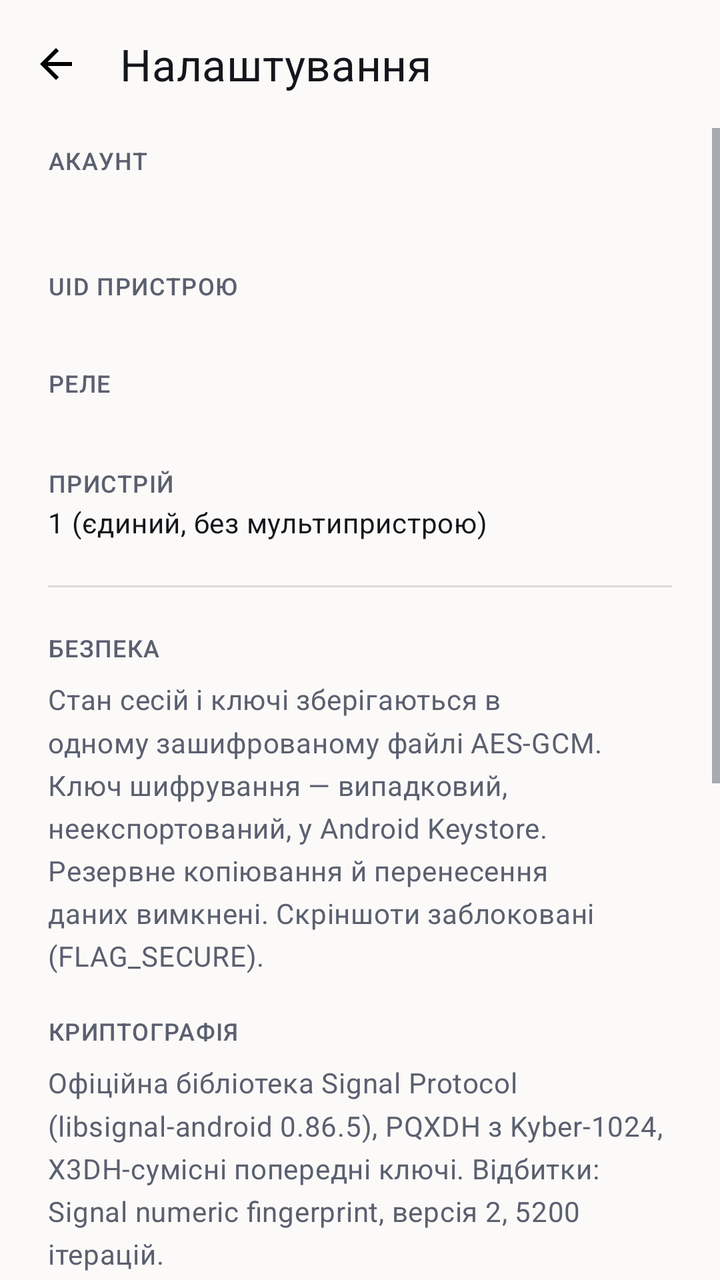
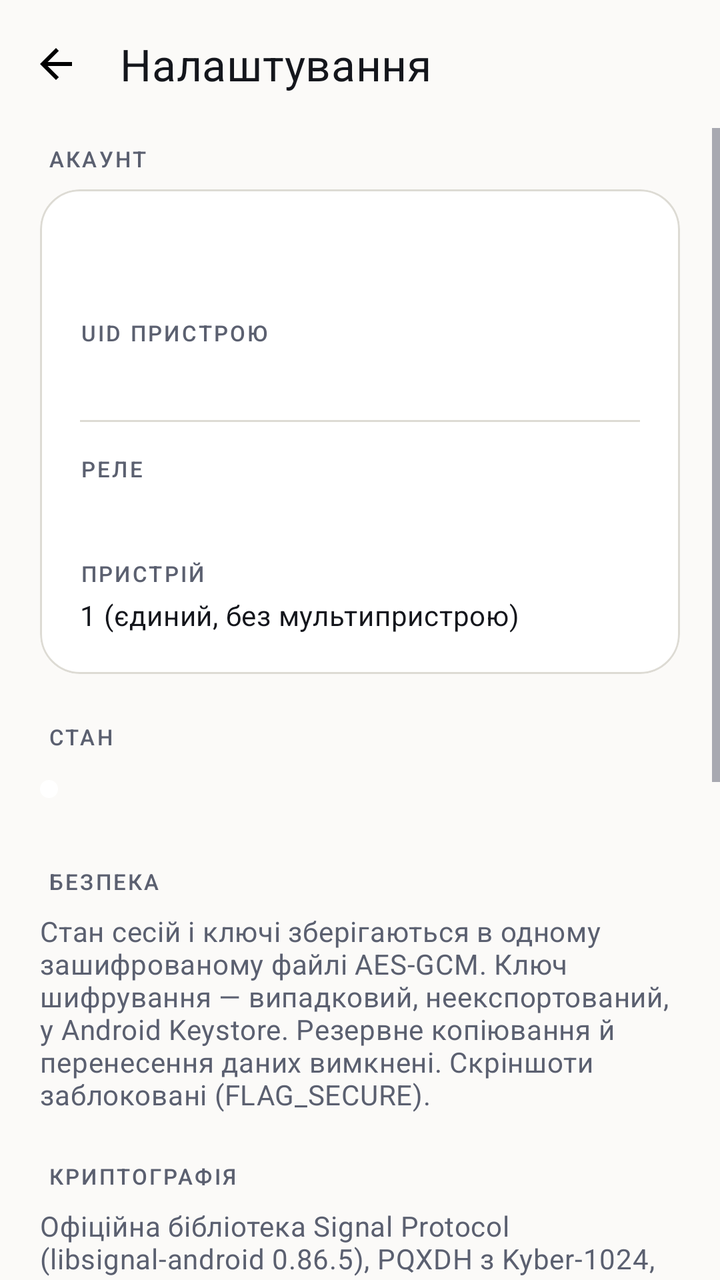

An Android layout rendered at two revisions. The XML below is the earlier revision; the diff shows what the commit changed to produce the second picture.
<!-- AndroidManifest.xml: application theme Theme.Veil -->
<!-- res/layout/activity_settings.xml -->
<?xml version="1.0" encoding="utf-8"?>
<LinearLayout xmlns:android="http://schemas.android.com/apk/res/android"
    xmlns:app="http://schemas.android.com/apk/res-auto"
    android:layout_width="match_parent"
    android:layout_height="match_parent"
    android:background="?android:colorBackground"
    android:orientation="vertical">

    <com.google.android.material.appbar.MaterialToolbar
        android:id="@+id/toolbar"
        android:layout_width="match_parent"
        android:layout_height="?attr/actionBarSize"
        android:background="?android:colorBackground"
        app:navigationIcon="@drawable/ic_back"
        app:title="@string/settings_title"
        app:titleTextColor="?attr/colorOnSurface" />

    <ScrollView
        android:layout_width="match_parent"
        android:layout_height="match_parent"
        android:fillViewport="true">

        <LinearLayout
            android:layout_width="match_parent"
            android:layout_height="wrap_content"
            android:orientation="vertical"
            android:paddingHorizontal="24dp"
            android:paddingTop="8dp"
            android:paddingBottom="40dp">

            <TextView
                android:layout_width="match_parent"
                android:layout_height="wrap_content"
                android:text="@string/settings_account"
                android:textAppearance="@style/TextAppearance.Veil.Label" />

            <TextView
                android:id="@+id/accountHandle"
                android:layout_width="match_parent"
                android:layout_height="wrap_content"
                android:layout_marginTop="8dp"
                android:textAppearance="@style/TextAppearance.Veil.Body"
                android:textSize="18sp"
                android:textStyle="bold" />

            <TextView
                android:layout_width="match_parent"
                android:layout_height="wrap_content"
                android:layout_marginTop="14dp"
                android:text="@string/settings_uid"
                android:textAppearance="@style/TextAppearance.Veil.Label" />

            <TextView
                android:id="@+id/accountUid"
                android:layout_width="match_parent"
                android:layout_height="wrap_content"
                android:layout_marginTop="2dp"
                android:fontFamily="monospace"
                android:textAppearance="@style/TextAppearance.Veil.Body"
                android:textIsSelectable="true"
                android:textSize="12sp" />

            <TextView
                android:layout_width="match_parent"
                android:layout_height="wrap_content"
                android:layout_marginTop="14dp"
                android:text="@string/settings_server"
                android:textAppearance="@style/TextAppearance.Veil.Label" />

            <TextView
                android:id="@+id/accountServer"
                android:layout_width="match_parent"
                android:layout_height="wrap_content"
                android:layout_marginTop="2dp"
                android:textAppearance="@style/TextAppearance.Veil.Body"
                android:textIsSelectable="true"
                android:textSize="13sp" />

            <TextView
                android:layout_width="match_parent"
                android:layout_height="wrap_content"
                android:layout_marginTop="14dp"
                android:text="@string/settings_device"
                android:textAppearance="@style/TextAppearance.Veil.Label" />

            <TextView
                android:layout_width="match_parent"
                android:layout_height="wrap_content"
                android:layout_marginTop="2dp"
                android:text="@string/settings_device_value"
                android:textAppearance="@style/TextAppearance.Veil.Body" />

            <View
                android:layout_width="match_parent"
                android:layout_height="1dp"
                android:layout_marginVertical="22dp"
                android:background="?attr/colorOutline" />

            <TextView
                android:layout_width="match_parent"
                android:layout_height="wrap_content"
                android:text="@string/settings_security"
                android:textAppearance="@style/TextAppearance.Veil.Label" />

            <TextView
                android:layout_width="match_parent"
                android:layout_height="wrap_content"
                android:layout_marginTop="8dp"
                android:lineSpacingMultiplier="1.3"
                android:text="@string/settings_security_body"
                android:textAppearance="@style/TextAppearance.Veil.Body"
                android:textColor="?attr/colorOnSurfaceVariant" />

            <TextView
                android:layout_width="match_parent"
                android:layout_height="wrap_content"
                android:layout_marginTop="20dp"
                android:text="@string/settings_crypto"
                android:textAppearance="@style/TextAppearance.Veil.Label" />

            <TextView
                android:layout_width="match_parent"
                android:layout_height="wrap_content"
                android:layout_marginTop="8dp"
                android:lineSpacingMultiplier="1.3"
                android:text="@string/settings_crypto_body"
                android:textAppearance="@style/TextAppearance.Veil.Body"
                android:textColor="?attr/colorOnSurfaceVariant" />

            <View
                android:layout_width="match_parent"
                android:layout_height="1dp"
                android:layout_marginVertical="22dp"
                android:background="?attr/colorOutline" />

            <TextView
                android:layout_width="match_parent"
                android:layout_height="wrap_content"
                android:text="@string/settings_limits"
                android:textAppearance="@style/TextAppearance.Veil.Label" />

            <TextView
                android:layout_width="match_parent"
                android:layout_height="wrap_content"
                android:layout_marginTop="8dp"
                android:lineSpacingMultiplier="1.35"
                android:text="@string/settings_limits_body"
                android:textAppearance="@style/TextAppearance.Veil.Body"
                android:textColor="?attr/colorOnSurfaceVariant" />

            <TextView
                android:layout_width="match_parent"
                android:layout_height="wrap_content"
                android:layout_marginTop="22dp"
                android:text="@string/settings_status"
                android:textAppearance="@style/TextAppearance.Veil.Label" />

            <TextView
                android:id="@+id/statusValue"
                android:layout_width="match_parent"
                android:layout_height="wrap_content"
                android:layout_marginTop="2dp"
                android:textAppearance="@style/TextAppearance.Veil.Body" />

            <TextView
                android:id="@+id/versionValue"
                android:layout_width="match_parent"
                android:layout_height="wrap_content"
                android:layout_marginTop="16dp"
                android:textAppearance="@style/TextAppearance.Veil.Body"
                android:textColor="?attr/colorOnSurfaceVariant"
                android:textSize="12sp" />
        </LinearLayout>
    </ScrollView>
</LinearLayout>
<!-- resources referenced by this layout -->
<resources>
  <style name="TextAppearance.Veil.Body" parent="TextAppearance.Material3.BodyMedium">
          <item name="android:lineSpacingMultiplier">1.2</item>
      </style>
  <style name="TextAppearance.Veil.Label" parent="TextAppearance.Material3.LabelMedium">
          <item name="android:letterSpacing">0.04</item>
          <item name="android:textAllCaps">true</item>
          <item name="android:textColor">@color/veil_text_muted</item>
      </style>
  <style name="Theme.Veil" parent="Theme.Material3.DayNight.NoActionBar">
          <item name="colorPrimary">@color/veil_primary</item>
          <item name="colorOnPrimary">@color/veil_on_primary</item>
          <item name="colorPrimaryContainer">@color/veil_primary_container</item>
          <item name="colorOnPrimaryContainer">@color/veil_on_primary_container</item>
          <item name="colorSecondary">@color/veil_accent</item>
          <item name="colorError">@color/veil_danger</item>
          <item name="android:colorBackground">@color/veil_bg</item>
          <item name="colorSurface">@color/veil_surface</item>
          <item name="colorSurfaceVariant">@color/veil_surface_alt</item>
          <item name="colorOnSurface">@color/veil_text</item>
          <item name="colorOnSurfaceVariant">@color/veil_text_muted</item>
          <item name="colorOutline">@color/veil_outline</item>
          <item name="android:windowBackground">@color/veil_bg</item>
          <item name="android:statusBarColor">@color/veil_bg</item>
          <item name="android:navigationBarColor">@color/veil_bg</item>
          <item name="android:windowLightStatusBar" tools:targetApi="m">true</item>
          <item name="android:windowLightNavigationBar" tools:targetApi="o_mr1">true</item>
          <item name="android:textColorPrimary">@color/veil_text</item>
          <item name="android:textColorSecondary">@color/veil_text_muted</item>
          <item name="materialButtonStyle">@style/Widget.Veil.Button</item>
          <item name="materialCardViewStyle">@style/Widget.Veil.Card</item>
          <item name="toolbarStyle">@style/Widget.Veil.Toolbar</item>
      </style>
  <style name="Widget.Veil.Button" parent="Widget.Material3.Button">
          <item name="cornerRadius">14dp</item>
          <item name="android:minHeight">52dp</item>
          <item name="android:textAllCaps">false</item>
      </style>
  <style name="Widget.Veil.Card" parent="Widget.Material3.CardView.Outlined">
          <item name="cardCornerRadius">18dp</item>
          <item name="cardElevation">0dp</item>
          <item name="strokeColor">@color/veil_outline</item>
      </style>
  <style name="Widget.Veil.Toolbar" parent="Widget.Material3.Toolbar">
          <item name="android:background">@color/veil_bg</item>
          <item name="titleTextColor">@color/veil_text</item>
          <item name="subtitleTextColor">@color/veil_text_muted</item>
          <item name="titleTextAppearance">@style/TextAppearance.Veil.ToolbarTitle</item>
      </style>
  <style name="TextAppearance.Veil.ToolbarTitle" parent="TextAppearance.Material3.TitleLarge">
          <item name="android:fontFamily">sans-serif-medium</item>
          <item name="android:letterSpacing">0.01</item>
      </style>
  <!-- unchanged entries left out for length: 26 -->
</resources>

<!-- the commit's change to res/layout/activity_settings.xml (unified diff, before → after) -->
@@ -9,96 +9,144 @@
     <com.google.android.material.appbar.MaterialToolbar
         android:id="@+id/toolbar"
         android:layout_width="match_parent"
-        android:layout_height="?attr/actionBarSize"
+        android:layout_height="wrap_content"
         android:background="?android:colorBackground"
+        android:minHeight="?attr/actionBarSize"
         app:navigationIcon="@drawable/ic_back"
         app:title="@string/settings_title"
         app:titleTextColor="?attr/colorOnSurface" />
 
     <ScrollView
+        android:id="@+id/scroll"
         android:layout_width="match_parent"
-        android:layout_height="match_parent"
+        android:layout_height="0dp"
+        android:layout_weight="1"
+        android:clipToPadding="false"
         android:fillViewport="true">
 
         <LinearLayout
             android:layout_width="match_parent"
             android:layout_height="wrap_content"
             android:orientation="vertical"
-            android:paddingHorizontal="24dp"
+            android:paddingStart="@dimen/screen_gutter"
             android:paddingTop="8dp"
-            android:paddingBottom="40dp">
-
-            <TextView
-                android:layout_width="match_parent"
-                android:layout_height="wrap_content"
+            android:paddingEnd="@dimen/screen_gutter"
+            android:paddingBottom="32dp">
+
+            <TextView
+                android:layout_width="match_parent"
+                android:layout_height="wrap_content"
+                android:layout_marginStart="4dp"
                 android:text="@string/settings_account"
                 android:textAppearance="@style/TextAppearance.Veil.Label" />
 
-            <TextView
-                android:id="@+id/accountHandle"
+            <com.google.android.material.card.MaterialCardView
+                style="@style/Widget.Veil.Card"
+                android:layout_width="match_parent"
+                android:layout_height="wrap_content"
+                android:layout_marginTop="8dp">
+
+                <LinearLayout
+                    android:layout_width="match_parent"
+                    android:layout_height="wrap_content"
+                    android:orientation="vertical"
+                    android:padding="@dimen/card_padding">
+
+                    <TextView
+                        android:id="@+id/accountHandle"
+                        android:layout_width="match_parent"
+                        android:layout_height="wrap_content"
+                        android:textAppearance="@style/TextAppearance.Veil.Headline" />
+
+                    <TextView
+                        android:layout_width="match_parent"
+                        android:layout_height="wrap_content"
+                        android:layout_marginTop="16dp"
+                        android:text="@string/settings_uid"
+                        android:textAppearance="@style/TextAppearance.Veil.Label" />
+
+                    <TextView
+                        android:id="@+id/accountUid"
+                        android:layout_width="match_parent"
+                        android:layout_height="wrap_content"
+                        android:layout_marginTop="4dp"
+                        android:textAppearance="@style/TextAppearance.Veil.Mono"
+                        android:textIsSelectable="true" />
+
+                    <View
+                        android:layout_width="match_parent"
+                        android:layout_height="1dp"
+                        android:layout_marginTop="16dp"
+                        android:background="?attr/colorOutline" />
+
+                    <TextView
+                        android:layout_width="match_parent"
+                        android:layout_height="wrap_content"
+                        android:layout_marginTop="16dp"
+                        android:text="@string/settings_server"
+                        android:textAppearance="@style/TextAppearance.Veil.Label" />
+
+                    <TextView
+                        android:id="@+id/accountServer"
+                        android:layout_width="match_parent"
+                        android:layout_height="wrap_content"
+                        android:layout_marginTop="4dp"
+                        android:textAppearance="@style/TextAppearance.Veil.Caption"
+                        android:textColor="?attr/colorOnSurface"
+                        android:textIsSelectable="true"
+                        android:textSize="13sp" />
+
+                    <TextView
+                        android:layout_width="match_parent"
+                        android:layout_height="wrap_content"
+                        android:layout_marginTop="16dp"
+                        android:text="@string/settings_device"
+                        android:textAppearance="@style/TextAppearance.Veil.Label" />
+
+                    <TextView
+                        android:layout_width="match_parent"
+                        android:layout_height="wrap_content"
+                        android:layout_marginTop="4dp"
+                        android:text="@string/settings_device_value"
+                        android:textAppearance="@style/TextAppearance.Veil.Body" />
+                </LinearLayout>
+            </com.google.android.material.card.MaterialCardView>
+
+            <TextView
+                android:layout_width="match_parent"
+                android:layout_height="wrap_content"
+                android:layout_marginTop="24dp"
+                android:layout_marginStart="4dp"
+                android:text="@string/settings_status"
+                android:textAppearance="@style/TextAppearance.Veil.Label" />
+
+            <LinearLayout
                 android:layout_width="match_parent"
                 android:layout_height="wrap_content"
                 android:layout_marginTop="8dp"
-                android:textAppearance="@style/TextAppearance.Veil.Body"
-                android:textSize="18sp"
-                android:textStyle="bold" />
-
-            <TextView
-                android:layout_width="match_parent"
-                android:layout_height="wrap_content"
-                android:layout_marginTop="14dp"
-                android:text="@string/settings_uid"
-                android:textAppearance="@style/TextAppearance.Veil.Label" />
-
-            <TextView
-                android:id="@+id/accountUid"
-                android:layout_width="match_parent"
-                android:layout_height="wrap_content"
-                android:layout_marginTop="2dp"
-                android:fontFamily="monospace"
-                android:textAppearance="@style/TextAppearance.Veil.Body"
-                android:textIsSelectable="true"
-                android:textSize="12sp" />
-
-            <TextView
-                android:layout_width="match_parent"
-                android:layout_height="wrap_content"
-                android:layout_marginTop="14dp"
-                android:text="@string/settings_server"
-                android:textAppearance="@style/TextAppearance.Veil.Label" />
-
-            <TextView
-                android:id="@+id/accountServer"
-                android:layout_width="match_parent"
-                android:layout_height="wrap_content"
-                android:layout_marginTop="2dp"
-                android:textAppearance="@style/TextAppearance.Veil.Body"
-                android:textIsSelectable="true"
-                android:textSize="13sp" />
-
-            <TextView
-                android:layout_width="match_parent"
-                android:layout_height="wrap_content"
-                android:layout_marginTop="14dp"
-                android:text="@string/settings_device"
-                android:textAppearance="@style/TextAppearance.Veil.Label" />
-
-            <TextView
-                android:layout_width="match_parent"
-                android:layout_height="wrap_content"
-                android:layout_marginTop="2dp"
-                android:text="@string/settings_device_value"
-                android:textAppearance="@style/TextAppearance.Veil.Body" />
-
-            <View
-                android:layout_width="match_parent"
-                android:layout_height="1dp"
-                android:layout_marginVertical="22dp"
-                android:background="?attr/colorOutline" />
-
-            <TextView
-                android:layout_width="match_parent"
-                android:layout_height="wrap_content"
+                android:gravity="center_vertical"
+                android:orientation="horizontal">
+
+                <View
+                    android:id="@+id/statusDot"
+                    android:layout_width="9dp"
+                    android:layout_height="9dp"
+                    android:background="@drawable/bg_dot" />
+
+                <TextView
+                    android:id="@+id/statusValue"
+                    android:layout_width="0dp"
+                    android:layout_height="wrap_content"
+                    android:layout_marginStart="10dp"
+                    android:layout_weight="1"
+                    android:textAppearance="@style/TextAppearance.Veil.Title" />
+            </LinearLayout>
+
+            <TextView
+                android:layout_width="match_parent"
+                android:layout_height="wrap_content"
+                android:layout_marginTop="28dp"
+                android:layout_marginStart="4dp"
                 android:text="@string/settings_security"
                 android:textAppearance="@style/TextAppearance.Veil.Label" />
 
@@ -106,7 +154,6 @@
                 android:layout_width="match_parent"
                 android:layout_height="wrap_content"
                 android:layout_marginTop="8dp"
-                android:lineSpacingMultiplier="1.3"
                 android:text="@string/settings_security_body"
                 android:textAppearance="@style/TextAppearance.Veil.Body"
                 android:textColor="?attr/colorOnSurfaceVariant" />
@@ -114,7 +161,8 @@
             <TextView
                 android:layout_width="match_parent"
                 android:layout_height="wrap_content"
-                android:layout_marginTop="20dp"
+                android:layout_marginTop="24dp"
+                android:layout_marginStart="4dp"
                 android:text="@string/settings_crypto"
                 android:textAppearance="@style/TextAppearance.Veil.Label" />
 
@@ -122,54 +170,52 @@
                 android:layout_width="match_parent"
                 android:layout_height="wrap_content"
                 android:layout_marginTop="8dp"
-                android:lineSpacingMultiplier="1.3"
                 android:text="@string/settings_crypto_body"
                 android:textAppearance="@style/TextAppearance.Veil.Body"
                 android:textColor="?attr/colorOnSurfaceVariant" />
 
+            <com.google.android.material.card.MaterialCardView
+                style="@style/Widget.Veil.Card.Muted"
+                android:layout_width="match_parent"
+                android:layout_height="wrap_content"
+                android:layout_marginTop="28dp">
+
+                <LinearLayout
+                    android:layout_width="match_parent"
+                    android:layout_height="wrap_content"
+                    android:orientation="vertical"
+                    android:padding="@dimen/card_padding">
+
+                    <TextView
+                        android:layout_width="match_parent"
+                        android:layout_height="wrap_content"
+                        android:text="@string/settings_limits"
+                        android:textAppearance="@style/TextAppearance.Veil.Label" />
+
+                    <TextView
+                        android:layout_width="match_parent"
+                        android:layout_height="wrap_content"
+                        android:layout_marginTop="8dp"
+                        android:text="@string/settings_limits_body"
+                        android:textAppearance="@style/TextAppearance.Veil.Body"
+                        android:textColor="?attr/colorOnSurfaceVariant" />
+                </LinearLayout>
+            </com.google.android.material.card.MaterialCardView>
+
             <View
                 android:layout_width="match_parent"
                 android:layout_height="1dp"
-                android:layout_marginVertical="22dp"
+                android:layout_marginTop="28dp"
                 android:background="?attr/colorOutline" />
 
             <TextView
-                android:layout_width="match_parent"
-                android:layout_height="wrap_content"
-                android:text="@string/settings_limits"
-                android:textAppearance="@style/TextAppearance.Veil.Label" />
-
-            <TextView
-                android:layout_width="match_parent"
-                android:layout_height="wrap_content"
-                android:layout_marginTop="8dp"
-                android:lineSpacingMultiplier="1.35"
-                android:text="@string/settings_limits_body"
-                android:textAppearance="@style/TextAppearance.Veil.Body"
-                android:textColor="?attr/colorOnSurfaceVariant" />
-
-            <TextView
-                android:layout_width="match_parent"
-                android:layout_height="wrap_content"
-                android:layout_marginTop="22dp"
-                android:text="@string/settings_status"
-                android:textAppearance="@style/TextAppearance.Veil.Label" />
-
-            <TextView
-                android:id="@+id/statusValue"
-                android:layout_width="match_parent"
-                android:layout_height="wrap_content"
-                android:layout_marginTop="2dp"
-                android:textAppearance="@style/TextAppearance.Veil.Body" />
-
-            <TextView
                 android:id="@+id/versionValue"
                 android:layout_width="match_parent"
                 android:layout_height="wrap_content"
                 android:layout_marginTop="16dp"
-                android:textAppearance="@style/TextAppearance.Veil.Body"
-                android:textColor="?attr/colorOnSurfaceVariant"
-                android:textSize="12sp" />
+                android:background="?attr/selectableItemBackground"
+                android:paddingVertical="4dp"
+                android:textAppearance="@style/TextAppearance.Veil.Caption" />
         </LinearLayout>
     </ScrollView>
 </LinearLayout>
<!-- resource entries referenced after the edit -->
@@ -1,14 +1,49 @@
 <!-- resources referenced by this layout -->
 <resources>
+  <dimen name="card_padding">20dp</dimen>
+  <dimen name="screen_gutter">20dp</dimen>
+  <!-- drawable bg_dot (drawable) -->
+  <?xml version="1.0" encoding="utf-8"?>
+  <shape xmlns:android="http://schemas.android.com/apk/res/android"
+      android:shape="oval">
+      
+      <solid android:color="#FFFFFFFF" />
+      <size
+          android:width="9dp"
+          android:height="9dp" />
+  </shape>
   <style name="TextAppearance.Veil.Body" parent="TextAppearance.Material3.BodyMedium">
-          <item name="android:lineSpacingMultiplier">1.2</item>
+          <item name="android:lineSpacingMultiplier">1.25</item>
+      </style>
+  <style name="TextAppearance.Veil.Caption" parent="TextAppearance.Material3.BodySmall">
+          <item name="android:textSize">12sp</item>
+          <item name="android:lineSpacingMultiplier">1.3</item>
+          <item name="android:textColor">?attr/colorOnSurfaceVariant</item>
+      </style>
+  <style name="TextAppearance.Veil.Headline" parent="TextAppearance.Material3.TitleLarge">
+          <item name="android:fontFamily">sans-serif-medium</item>
+          <item name="android:textSize">21sp</item>
+          <item name="android:textColor">?attr/colorOnSurface</item>
       </style>
   <style name="TextAppearance.Veil.Label" parent="TextAppearance.Material3.LabelMedium">
-          <item name="android:letterSpacing">0.04</item>
+          <item name="android:textSize">11sp</item>
+          <item name="android:letterSpacing">0.1</item>
           <item name="android:textAllCaps">true</item>
-          <item name="android:textColor">@color/veil_text_muted</item>
+          <item name="android:textColor">?attr/colorOnSurfaceVariant</item>
+      </style>
+  <style name="TextAppearance.Veil.Mono" parent="TextAppearance.Material3.BodySmall">
+          <item name="android:fontFamily">monospace</item>
+          <item name="android:textSize">12sp</item>
+          <item name="android:letterSpacing">0.02</item>
+          <item name="android:textColor">?attr/colorOnSurfaceVariant</item>
+      </style>
+  <style name="TextAppearance.Veil.Title" parent="TextAppearance.Material3.TitleMedium">
+          <item name="android:fontFamily">sans-serif-medium</item>
+          <item name="android:textSize">16sp</item>
+          <item name="android:textColor">?attr/colorOnSurface</item>
       </style>
   <style name="Theme.Veil" parent="Theme.Material3.DayNight.NoActionBar">
+          
           <item name="colorPrimary">@color/veil_primary</item>
           <item name="colorOnPrimary">@color/veil_on_primary</item>
           <item name="colorPrimaryContainer">@color/veil_primary_container</item>
@@ -21,35 +56,83 @@
           <item name="colorOnSurface">@color/veil_text</item>
           <item name="colorOnSurfaceVariant">@color/veil_text_muted</item>
           <item name="colorOutline">@color/veil_outline</item>
+          <item name="colorOutlineVariant">@color/veil_outline</item>
+          <item name="colorSurfaceContainerLowest">@color/veil_bg</item>
+          <item name="colorSurfaceContainerLow">@color/veil_surface</item>
+          <item name="colorSurfaceContainer">@color/veil_surface</item>
+          <item name="colorSurfaceContainerHigh">@color/veil_surface</item>
+          <item name="colorSurfaceContainerHighest">@color/veil_surface_alt</item>
+  
+          
+          <item name="veilBubbleIn">@color/veil_bubble_in</item>
+          <item name="veilBubbleOut">@color/veil_bubble_out</item>
+          <item name="veilBubbleInText">@color/veil_bubble_in_text</item>
+          <item name="veilBubbleOutText">@color/veil_bubble_out_text</item>
+          <item name="veilStatusOk">@color/veil_ok</item>
+          <item name="veilStatusPending">@color/veil_warn</item>
+  
+          
           <item name="android:windowBackground">@color/veil_bg</item>
           <item name="android:statusBarColor">@color/veil_bg</item>
           <item name="android:navigationBarColor">@color/veil_bg</item>
           <item name="android:windowLightStatusBar" tools:targetApi="m">true</item>
           <item name="android:windowLightNavigationBar" tools:targetApi="o_mr1">true</item>
+  
+          
           <item name="android:textColorPrimary">@color/veil_text</item>
           <item name="android:textColorSecondary">@color/veil_text_muted</item>
+  
+          
           <item name="materialButtonStyle">@style/Widget.Veil.Button</item>
           <item name="materialCardViewStyle">@style/Widget.Veil.Card</item>
           <item name="toolbarStyle">@style/Widget.Veil.Toolbar</item>
+          <item name="materialAlertDialogTheme">@style/ThemeOverlay.Veil.AlertDialog</item>
       </style>
+  <dimen name="corner_l">20dp</dimen>
+  <color name="veil_bubble_in">#FFFFFF</color>
+  <color name="veil_bubble_out">#E4E7FF</color>
+  <color name="veil_bubble_in_text">#14161C</color>
+  <color name="veil_bubble_out_text">#1A2150</color>
+  <color name="veil_ok">#1E7A46</color>
+  <color name="veil_warn">#9A5B00</color>
   <style name="Widget.Veil.Button" parent="Widget.Material3.Button">
-          <item name="cornerRadius">14dp</item>
-          <item name="android:minHeight">52dp</item>
+          <item name="android:minHeight">@dimen/button_height</item>
+          <item name="android:insetTop">0dp</item>
+          <item name="android:insetBottom">0dp</item>
+          <item name="cornerRadius">16dp</item>
           <item name="android:textAllCaps">false</item>
+          <item name="android:textSize">15sp</item>
+          <item name="android:letterSpacing">0.01</item>
       </style>
   <style name="Widget.Veil.Card" parent="Widget.Material3.CardView.Outlined">
-          <item name="cardCornerRadius">18dp</item>
+          <item name="cardCornerRadius">@dimen/corner_l</item>
           <item name="cardElevation">0dp</item>
-          <item name="strokeColor">@color/veil_outline</item>
+          <item name="cardBackgroundColor">?attr/colorSurface</item>
+          <item name="strokeWidth">1dp</item>
+          <item name="strokeColor">?attr/colorOutline</item>
+      </style>
+  <style name="Widget.Veil.Card.Muted" parent="Widget.Veil.Card">
+          <item name="cardBackgroundColor">?attr/colorSurfaceVariant</item>
+          <item name="strokeWidth">0dp</item>
       </style>
   <style name="Widget.Veil.Toolbar" parent="Widget.Material3.Toolbar">
-          <item name="android:background">@color/veil_bg</item>
-          <item name="titleTextColor">@color/veil_text</item>
-          <item name="subtitleTextColor">@color/veil_text_muted</item>
+          <item name="android:background">?android:colorBackground</item>
+          <item name="android:elevation">0dp</item>
+          <item name="titleTextColor">?attr/colorOnSurface</item>
+          <item name="subtitleTextColor">?attr/colorOnSurfaceVariant</item>
           <item name="titleTextAppearance">@style/TextAppearance.Veil.ToolbarTitle</item>
+          <item name="subtitleTextAppearance">@style/TextAppearance.Veil.Caption</item>
+          <item name="titleMarginStart">4dp</item>
       </style>
+  <style name="ThemeOverlay.Veil.AlertDialog" parent="ThemeOverlay.Material3.MaterialAlertDialog">
+          <item name="colorSurface">@color/veil_surface</item>
+          <item name="colorOnSurface">@color/veil_text</item>
+          <item name="colorPrimary">@color/veil_primary</item>
+      </style>
+  <dimen name="button_height">52dp</dimen>
   <style name="TextAppearance.Veil.ToolbarTitle" parent="TextAppearance.Material3.TitleLarge">
           <item name="android:fontFamily">sans-serif-medium</item>
+          <item name="android:textSize">22sp</item>
           <item name="android:letterSpacing">0.01</item>
       </style>
   <!-- unchanged entries left out for length: 26 -->
